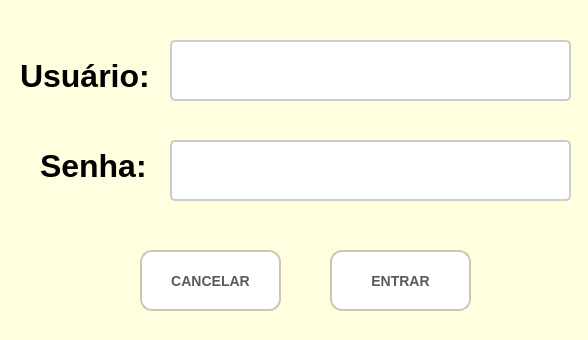
The window that frm_Login.ui (ArielAraujo18/ErpSistema) describes before a commit, drawn with Qt 5.
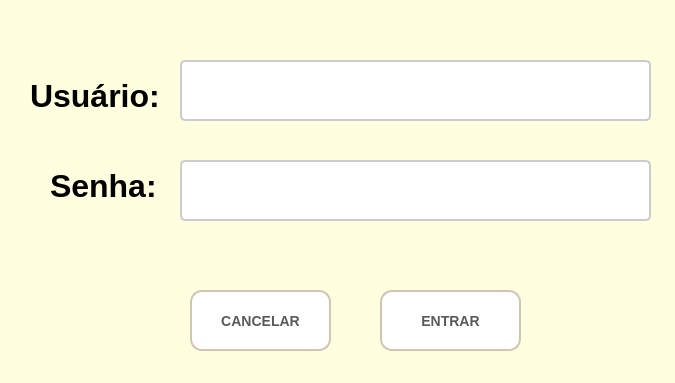
The same window after the commit. Icons and pictures are not drawn.

```diff
--- a/frm_Login.ui
+++ b/frm_Login.ui
@@ -1,32 +1,58 @@
 <?xml version="1.0" encoding="UTF-8"?>
 <ui version="4.0">
- <class>Form</class>
- <widget class="QWidget" name="Form">
+ <class>frm_Login</class>
+ <widget class="QMainWindow" name="frm_Login">
   <property name="geometry">
    <rect>
     <x>0</x>
     <y>0</y>
-    <width>588</width>
-    <height>340</height>
+    <width>675</width>
+    <height>383</height>
    </rect>
   </property>
   <property name="windowTitle">
    <string>Form</string>
   </property>
   <property name="styleSheet">
-   <string notr="true">background-color: #FFFFE0;</string>
+   <string notr="true"/>
   </property>
-  <widget class="QPushButton" name="btn_cancelar">
-   <property name="geometry">
-    <rect>
-     <x>140</x>
-     <y>250</y>
-     <width>141</width>
-     <height>61</height>
-    </rect>
-   </property>
+  <widget class="QWidget" name="centralwidget">
    <property name="styleSheet">
-    <string notr="true">QPushButton {
+    <string notr="true">background-color: #FFFFE0;</string>
+   </property>
+   <widget class="QLabel" name="lbl_senha">
+    <property name="geometry">
+     <rect>
+      <x>50</x>
+      <y>170</y>
+      <width>111</width>
+      <height>31</height>
+     </rect>
+    </property>
+    <property name="styleSheet">
+     <string notr="true">QLabel {
+    font-size: 32px;
+    color: #000000;
+    font-weight: bold;
+    text-shadow: 1px 1px 2px rgba(0, 0, 0, 0.4);
+}
+</string>
+    </property>
+    <property name="text">
+     <string>Senha:</string>
+    </property>
+   </widget>
+   <widget class="QPushButton" name="btn_cancelar">
+    <property name="geometry">
+     <rect>
+      <x>190</x>
+      <y>290</y>
+      <width>141</width>
+      <height>61</height>
+     </rect>
+    </property>
+    <property name="styleSheet">
+     <string notr="true">QPushButton {
     background-color: #ffffff; 
     border: 2px solid #d1c4b2; 
     border-radius: 12px; 
@@ -51,66 +77,22 @@
     padding-left: 12px;
     padding-top: 4px;
 }</string>
-   </property>
-   <property name="text">
-    <string>CANCELAR</string>
-   </property>
-  </widget>
-  <widget class="QLabel" name="lbl_usuario">
-   <property name="geometry">
-    <rect>
-     <x>20</x>
-     <y>60</y>
-     <width>131</width>
-     <height>31</height>
-    </rect>
-   </property>
-   <property name="styleSheet">
-    <string notr="true">QLabel {
-    font-size: 32px;
-    color: #000000;
-    font-weight: bold;
-    text-shadow: 1px 1px 2px rgba(0, 0, 0, 0.4);
-}
-</string>
-   </property>
-   <property name="text">
-    <string>Usuário:</string>
-   </property>
-  </widget>
-  <widget class="QLabel" name="lbl_senha">
-   <property name="geometry">
-    <rect>
-     <x>40</x>
-     <y>150</y>
-     <width>111</width>
-     <height>31</height>
-    </rect>
-   </property>
-   <property name="styleSheet">
-    <string notr="true">QLabel {
-    font-size: 32px;
-    color: #000000;
-    font-weight: bold;
-    text-shadow: 1px 1px 2px rgba(0, 0, 0, 0.4);
-}
-</string>
-   </property>
-   <property name="text">
-    <string>Senha:</string>
-   </property>
-  </widget>
-  <widget class="QLineEdit" name="txt_usuario">
-   <property name="geometry">
-    <rect>
-     <x>170</x>
-     <y>40</y>
-     <width>401</width>
-     <height>61</height>
-    </rect>
-   </property>
-   <property name="styleSheet">
-    <string notr="true">QLineEdit {
+    </property>
+    <property name="text">
+     <string>CANCELAR</string>
+    </property>
+   </widget>
+   <widget class="QLineEdit" name="txt_usuario">
+    <property name="geometry">
+     <rect>
+      <x>180</x>
+      <y>60</y>
+      <width>471</width>
+      <height>61</height>
+     </rect>
+    </property>
+    <property name="styleSheet">
+     <string notr="true">QLineEdit {
     border: 2px solid #cccccc; 
     border-radius: 5px; 
     padding: 6px; 
@@ -124,19 +106,19 @@
     background-color: #f5f5f5; 
 }
 </string>
-   </property>
-  </widget>
-  <widget class="QLineEdit" name="txt_senha">
-   <property name="geometry">
-    <rect>
-     <x>170</x>
-     <y>140</y>
-     <width>401</width>
-     <height>61</height>
-    </rect>
-   </property>
-   <property name="styleSheet">
-    <string notr="true">QLineEdit {
+    </property>
+   </widget>
+   <widget class="QLineEdit" name="txt_senha">
+    <property name="geometry">
+     <rect>
+      <x>180</x>
+      <y>160</y>
+      <width>471</width>
+      <height>61</height>
+     </rect>
+    </property>
+    <property name="styleSheet">
+     <string notr="true">QLineEdit {
     border: 2px solid #cccccc; 
     border-radius: 5px; 
     padding: 6px; 
@@ -150,19 +132,41 @@
     background-color: #f5f5f5; 
 }
 </string>
-   </property>
-  </widget>
-  <widget class="QPushButton" name="btn_entrar">
-   <property name="geometry">
-    <rect>
-     <x>330</x>
-     <y>250</y>
-     <width>141</width>
-     <height>61</height>
-    </rect>
-   </property>
-   <property name="styleSheet">
-    <string notr="true">QPushButton {
+    </property>
+   </widget>
+   <widget class="QLabel" name="lbl_usuario">
+    <property name="geometry">
+     <rect>
+      <x>30</x>
+      <y>80</y>
+      <width>131</width>
+      <height>31</height>
+     </rect>
+    </property>
+    <property name="styleSheet">
+     <string notr="true">QLabel {
+    font-size: 32px;
+    color: #000000;
+    font-weight: bold;
+    text-shadow: 1px 1px 2px rgba(0, 0, 0, 0.4);
+}
+</string>
+    </property>
+    <property name="text">
+     <string>Usuário:</string>
+    </property>
+   </widget>
+   <widget class="QPushButton" name="btn_entrar">
+    <property name="geometry">
+     <rect>
+      <x>380</x>
+      <y>290</y>
+      <width>141</width>
+      <height>61</height>
+     </rect>
+    </property>
+    <property name="styleSheet">
+     <string notr="true">QPushButton {
     background-color: #ffffff; 
     border: 2px solid #d1c4b2; 
     border-radius: 12px; 
@@ -187,11 +191,105 @@
     padding-left: 12px;
     padding-top: 4px;
 }</string>
+    </property>
+    <property name="text">
+     <string>ENTRAR</string>
+    </property>
+   </widget>
+  </widget>
+  <action name="actionCliente">
+   <property name="text">
+    <string>Cliente</string>
    </property>
    <property name="text">
-    <string>ENTRAR</string>
+    <string>Fornecedor</string>
    </property>
-  </widget>
+  </action>
+  <action name="actionUsu_rio_do_sistema">
+   <property name="text">
+    <string>Usuário</string>
+   </property>
+  </action>
+  <action name="actionVenda">
+   <property name="text">
+    <string>Venda</string>
+   </property>
+  </action>
+  <action name="actionConsumo_de_produtos">
+   <property name="text">
+    <string>Consumo de produtos</string>
+   </property>
+  </action>
+  <action name="actionSaldo">
+   <property name="text">
+    <string>Saldo</string>
+   </property>
+  </action>
+  <action name="actionCompras_2">
+   <property name="text">
+    <string>Compras</string>
+   </property>
+  </action>
+  <action name="actionPedido">
+   <property name="text">
+    <string>Pedido</string>
+   </property>
+  </action>
+  <action name="actionCancelar_compra">
+   <property name="text">
+    <string>Cancelar</string>
+   </property>
+  </action>
+  <action name="actionCaixa">
+   <property name="text">
+    <string>Caixa</string>
+   </property>
+  </action>
+  <action name="actionBanco">
+   <property name="text">
+    <string>Banco</string>
+   </property>
+  </action>
+  <action name="actionContas_para_pagar">
+   <property name="text">
+    <string>Contas para pagar</string>
+   </property>
+  </action>
+  <action name="actionContas_para_receber">
+   <property name="text">
+    <string>Contas para receber</string>
+   </property>
+  </action>
+  <action name="actionContas_pagas">
+   <property name="text">
+    <string>Contas pagas</string>
+   </property>
+  </action>
+  <action name="actionContas_recebidas">
+   <property name="text">
+    <string>Contas recebidas</string>
+   </property>
+  </action>
+  <action name="actionGeral">
+   <property name="text">
+    <string>Geral</string>
+   </property>
+  </action>
+  <action name="actionResumido">
+   <property name="text">
+    <string>Resumido</string>
+   </property>
+  </action>
+  <action name="actionGeral_3">
+   <property name="text">
+    <string>Geral</string>
+   </property>
+  </action>
+  <action name="actionResumido_2">
+   <property name="text">
+    <string>Resumido</string>
+   </property>
+  </action>
  </widget>
  <resources/>
  <connections/>
```
Left out of the diff: 17 changed lines with no effect on the pictures.
